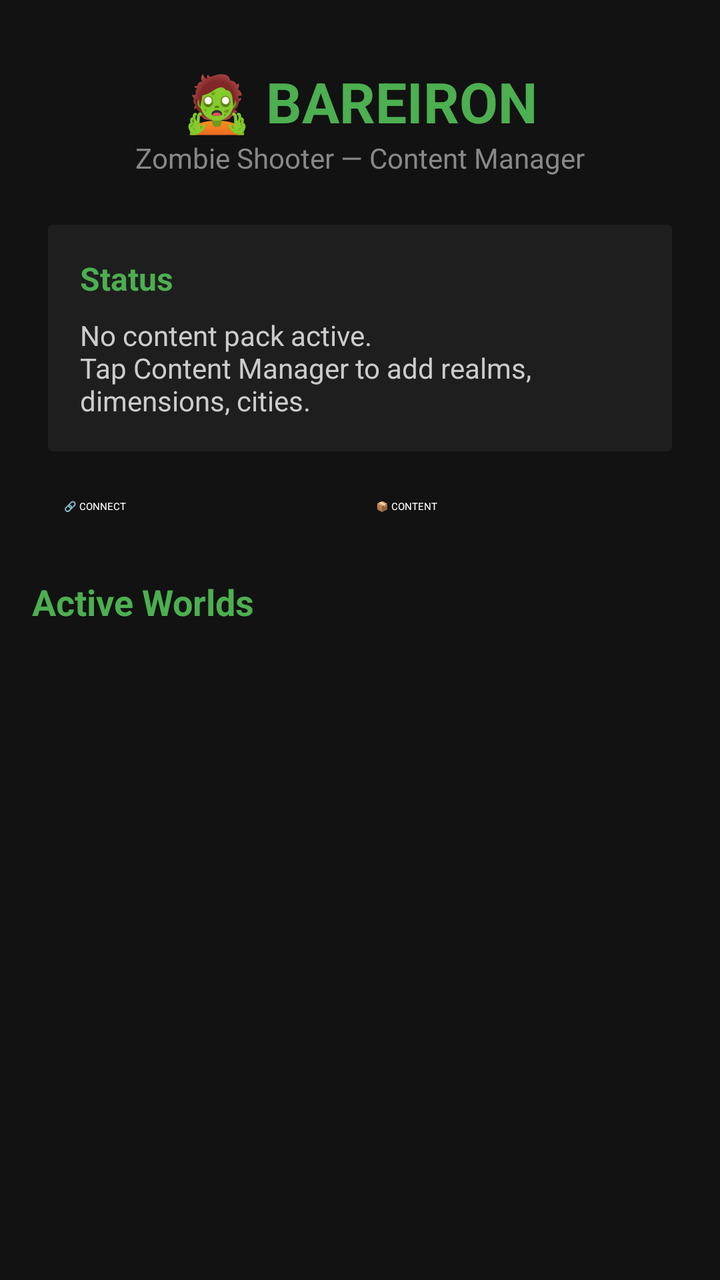
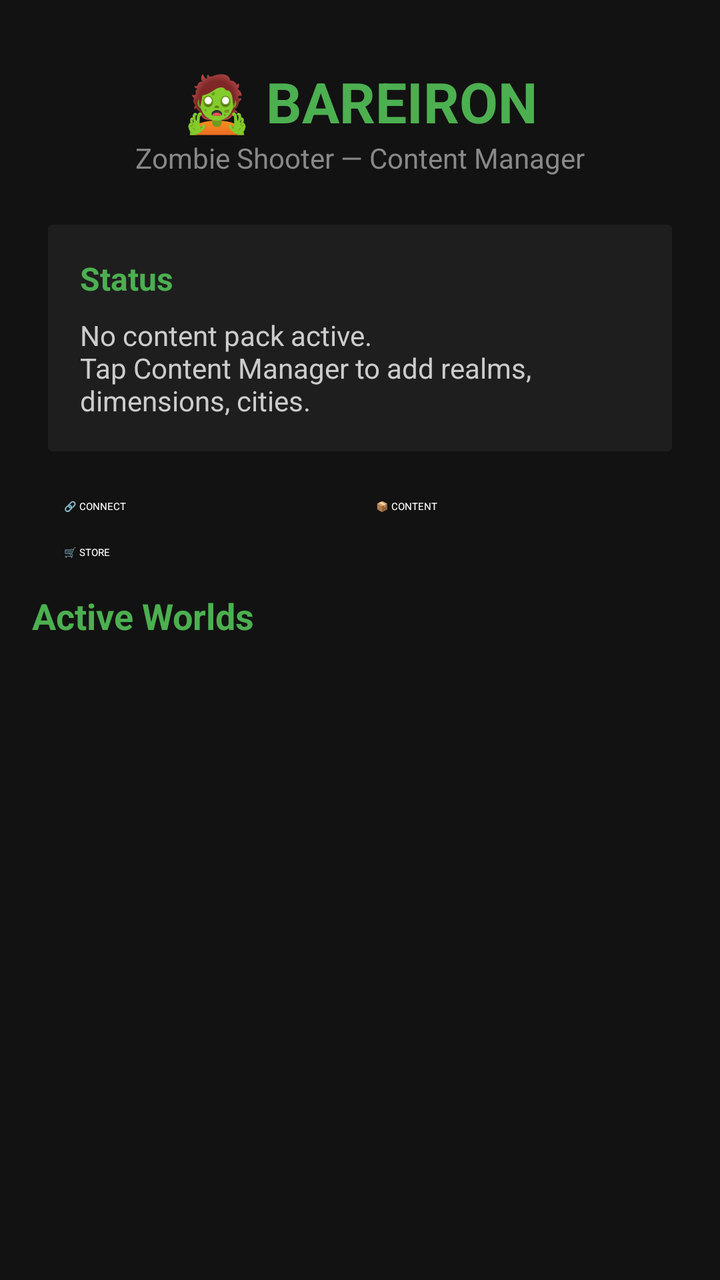

An Android layout rendered at two revisions. The XML below is the earlier revision; the diff shows what the commit changed to produce the second picture.
<!-- AndroidManifest.xml: activity theme Theme.Bareiron.NoActionBar -->
<!-- res/layout/activity_main.xml -->
<?xml version="1.0" encoding="utf-8"?>
<ScrollView xmlns:android="http://schemas.android.com/apk/res/android"
    android:layout_width="match_parent"
    android:layout_height="match_parent"
    android:fillViewport="true"
    android:background="#121212">

    <LinearLayout
        android:layout_width="match_parent"
        android:layout_height="wrap_content"
        android:orientation="vertical"
        android:padding="16dp">

        <TextView
            android:layout_width="wrap_content"
            android:layout_height="wrap_content"
            android:text="🧟 BAREIRON"
            android:textColor="#4CAF50"
            android:textSize="28sp"
            android:textStyle="bold"
            android:layout_gravity="center_horizontal"
            android:paddingTop="16dp" />

        <TextView
            android:layout_width="wrap_content"
            android:layout_height="wrap_content"
            android:text="Zombie Shooter — Content Manager"
            android:textColor="#888888"
            android:textSize="14sp"
            android:layout_gravity="center_horizontal"
            android:paddingBottom="16dp" />

        <androidx.cardview.widget.CardView
            android:layout_width="match_parent"
            android:layout_height="wrap_content"
            android:layout_margin="8dp"
            android:backgroundTint="#1E1E1E"
            android:elevation="4dp">

            <LinearLayout
                android:layout_width="match_parent"
                android:layout_height="wrap_content"
                android:orientation="vertical"
                android:padding="16dp">

                <TextView
                    android:layout_width="wrap_content"
                    android:layout_height="wrap_content"
                    android:text="Status"
                    android:textColor="#4CAF50"
                    android:textSize="16sp"
                    android:textStyle="bold" />

                <TextView
                    android:id="@+id/tvStatus"
                    android:layout_width="wrap_content"
                    android:layout_height="wrap_content"
                    android:text="No content pack active.\nTap Content Manager to add realms, dimensions, cities."
                    android:textColor="#CCCCCC"
                    android:textSize="14sp"
                    android:paddingTop="8dp" />

            </LinearLayout>
        </androidx.cardview.widget.CardView>

        <LinearLayout
            android:layout_width="match_parent"
            android:layout_height="wrap_content"
            android:orientation="horizontal"
            android:gravity="center"
            android:padding="16dp">

            <Button
                android:id="@+id/btnConnect"
                android:layout_width="0dp"
                android:layout_height="wrap_content"
                android:layout_weight="1"
                android:layout_marginEnd="8dp"
                android:text="🔗 CONNECT"
                android:textColor="#FFFFFF"
                android:backgroundTint="#2196F3" />

            <Button
                android:id="@+id/btnContentManager"
                android:layout_width="0dp"
                android:layout_height="wrap_content"
                android:layout_weight="1"
                android:layout_marginStart="8dp"
                android:text="📦 CONTENT"
                android:textColor="#FFFFFF"
                android:backgroundTint="#FF9800" />

        </LinearLayout>

        <TextView
            android:layout_width="wrap_content"
            android:layout_height="wrap_content"
            android:text="Active Worlds"
            android:textColor="#4CAF50"
            android:textSize="18sp"
            android:textStyle="bold"
            android:paddingTop="16dp"
            android:paddingBottom="8dp" />

        <androidx.recyclerview.widget.RecyclerView
            android:id="@+id/rvActivePacks"
            android:layout_width="match_parent"
            android:layout_height="wrap_content"
            android:clipToPadding="false"
            android:paddingBottom="16dp" />

    </LinearLayout>
</ScrollView>
<!-- resources referenced by this layout -->
<resources>
  <style name="Theme.Bareiron.NoActionBar">
          <item name="windowActionBar">false</item>
          <item name="windowNoTitle">true</item>
      </style>
</resources>

<!-- the commit's change to res/layout/activity_main.xml (unified diff, before → after) -->
@@ -92,6 +92,15 @@
 
         </LinearLayout>
 
+        <Button
+            android:id="@+id/btnStore"
+            android:layout_width="match_parent"
+            android:layout_height="wrap_content"
+            android:layout_marginHorizontal="16dp"
+            android:text="🛒 STORE"
+            android:textColor="#FFFFFF"
+            android:backgroundTint="#9C27B0" />
+
         <TextView
             android:layout_width="wrap_content"
             android:layout_height="wrap_content"
